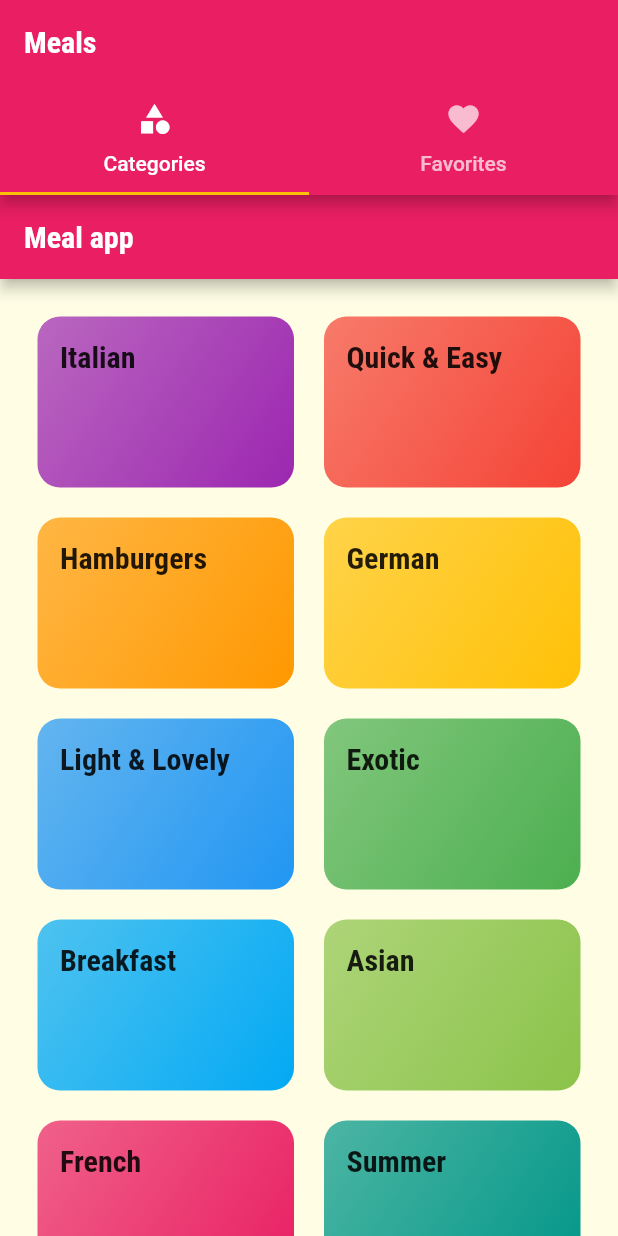
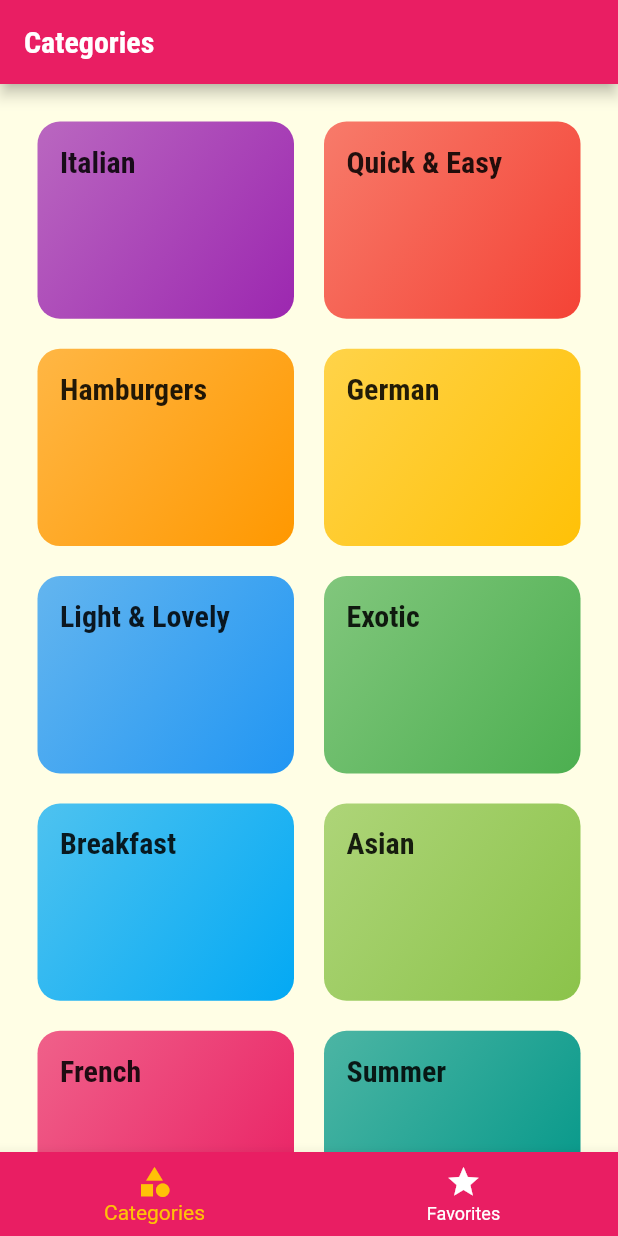
Before and after one commit to AlmirJusic/meals_app_flutter, a Flutter app: the screen it shows after launch, on a phone screen of 412 x 824 dp. Run offline on Flutter 3.47's test engine with Material 2 defaults, Android fonts, the phone set to English and light mode, and no system bars.

Commit message:
TabBar na dnu

```diff
--- a/lib/main.dart
+++ b/lib/main.dart
@@ -3,7 +3,6 @@ import './screens/tabs_screen.dart';
 
 import './screens/meal_detail_screen.dart';
 
-import './screens/categories_screen.dart';
 import './screens/category_meals_screen.dart';
 
 void main() => runApp(const MyApp());
--- a/lib/screens/categories_screen.dart
+++ b/lib/screens/categories_screen.dart
@@ -8,14 +8,14 @@ class CategoriesScreen extends StatelessWidget {
   @override
   Widget build(BuildContext context) {
     return Scaffold(
-      appBar: AppBar(
-        title: const Text('Meal app'),
-      ),
+      // appBar: AppBar(
+      //   title: const Text('Meal app'),
+      // ),
       body: GridView(
         padding: const EdgeInsets.all(25),
         gridDelegate: const SliverGridDelegateWithMaxCrossAxisExtent(
           maxCrossAxisExtent: 200,
-          childAspectRatio: 3 / 2,
+          childAspectRatio: 1.3,
           crossAxisSpacing: 20,
           mainAxisSpacing: 20,
         ),
--- a/lib/screens/tabs_screen.dart
+++ b/lib/screens/tabs_screen.dart
@@ -1,5 +1,5 @@
 import 'package:flutter/material.dart';
-import 'package:meals_app_flutter/screens/favorites_screen.dart';
+import './favorites_screen.dart';
 import './categories_screen.dart';
 
 class TabsScreen extends StatefulWidget {
@@ -10,36 +10,49 @@ class TabsScreen extends StatefulWidget {
 }
 
 class _TabsScreenState extends State<TabsScreen> {
+  final List<Map<String, Object>> _pages = [
+    {
+      'page': const CategoriesScreen(),
+      'title': 'Categories',
+    },
+    {
+      'page': const FavoritesScreen(),
+      'title': 'Your Favorite',
+    }
+  ];
+  var _selectePageIndex = 0;
+  void _selectPage(int index) {
+    setState(() {
+      _selectePageIndex = index;
+    });
+  }
+
   @override
   Widget build(BuildContext context) {
-    return DefaultTabController(
-      length: 2,
-      child: Scaffold(
-        appBar: AppBar(
-          title: const Text('Meals'),
-          bottom: const TabBar(
-            tabs: <Widget>[
-              Tab(
-                icon: Icon(
-                  Icons.category,
-                ),
-                text: 'Categories',
-              ),
-              Tab(
-                icon: Icon(
-                  Icons.favorite,
-                ),
-                text: 'Favorites',
-              ),
-            ],
+    return Scaffold(
+      appBar: AppBar(
+        title: Text(_pages[_selectePageIndex]['title'] as String),
+      ),
+      body: _pages[_selectePageIndex]['page'] as Widget,
+      bottomNavigationBar: BottomNavigationBar(
+        onTap: _selectPage,
+        backgroundColor: Theme.of(context).colorScheme.primary,
+        unselectedItemColor: Colors.white,
+        selectedItemColor: Theme.of(context).colorScheme.secondary,
+        currentIndex: _selectePageIndex,
+        //type: BottomNavigationBarType.shifting,
+        items: const [
+          BottomNavigationBarItem(
+            icon: Icon(Icons.category),
+            label: 'Categories',
+            //backgroundColor: Theme.of(context).colorScheme.primary,
           ),
-        ),
-        body: const TabBarView(
-          children: <Widget>[
-            CategoriesScreen(),
-            FavoritesScreen(),
-          ],
-        ),
+          BottomNavigationBarItem(
+            icon: Icon(Icons.star),
+            label: 'Favorites',
+            //backgroundColor: Theme.of(context).colorScheme.primary,
+          ),
+        ],
       ),
     );
   }
```
